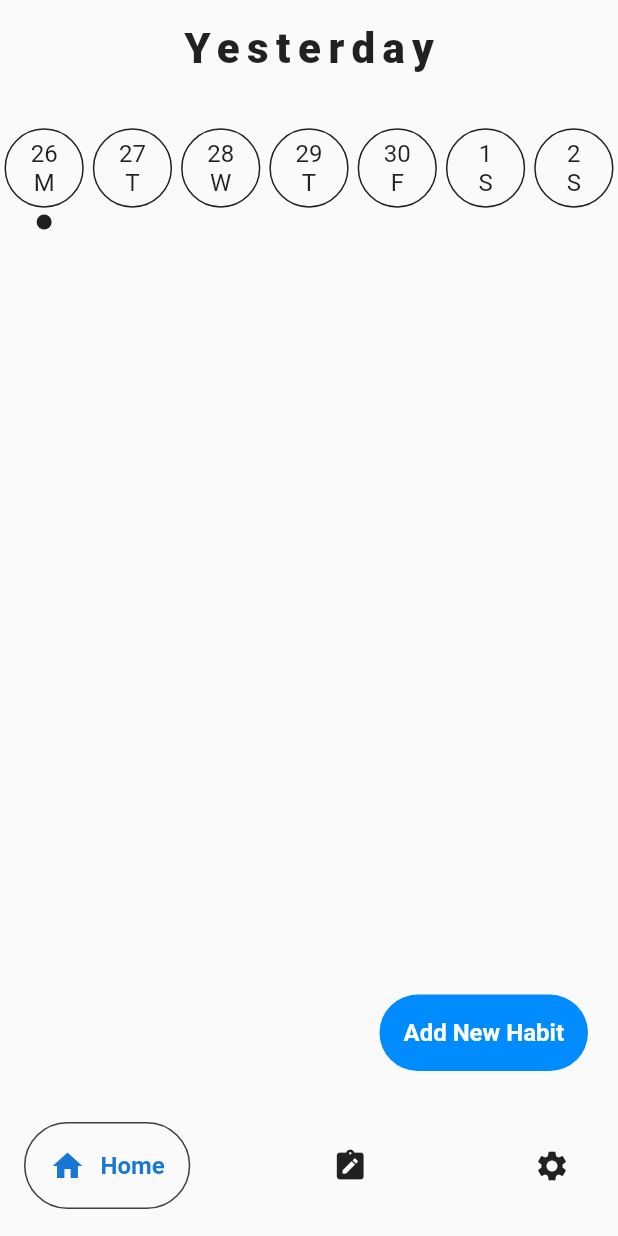
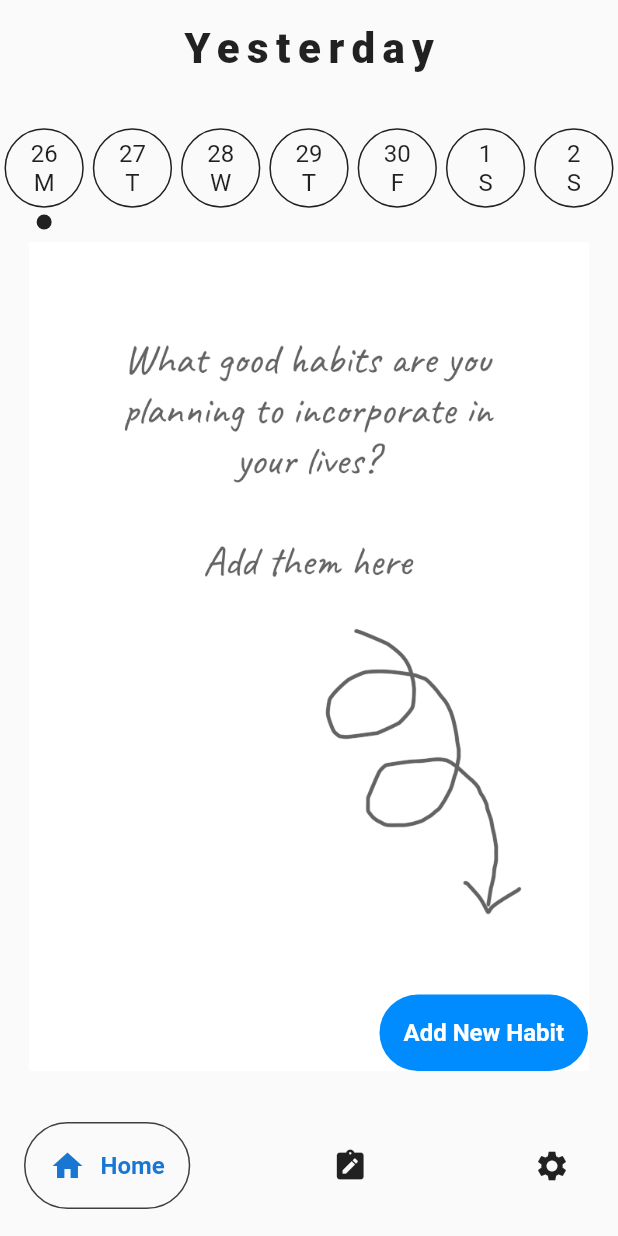
Before and after one commit to arpit-batra/HABIT_TRACKER, a Flutter app: the screen it shows after launch, after a tap on an icon or button, on a phone screen of 412 x 824 dp. Run offline on Flutter 3.47's test engine with Material 2 defaults, Android fonts, the phone set to English and light mode, and no system bars; drawn by our look-alikes of google_nav_bar; our stand-ins replace equatable, flutter_bloc, flutter_colorpicker, font_awesome_flutter, hydrated_bloc; missing offline and left inert: flutter_iconpicker, json_theme.

Commit message:
final touches, icons added, locked potrait mode et

```diff
--- a/lib/main.dart
+++ b/lib/main.dart
@@ -1,4 +1,5 @@
 import 'package:flutter/material.dart';
+import 'package:flutter/services.dart';
 import 'package:habit_tracker/bloc/habits_list/habits_list_bloc.dart';
 import 'package:habit_tracker/bloc/records_list/records_list_bloc.dart';
 import 'package:habit_tracker/screens/home_screen.dart';
@@ -13,6 +14,7 @@ void main() async {
   final appDirectory = await getApplicationDocumentsDirectory();
   HydratedBloc.storage =
       await HydratedStorage.build(storageDirectory: appDirectory);
+  SystemChrome.setPreferredOrientations([DeviceOrientation.portraitUp]);
   runApp(const MyApp());
 }
 
--- a/lib/theme/bloc/theme_bloc.dart
+++ b/lib/theme/bloc/theme_bloc.dart
@@ -21,9 +21,9 @@ final ThemeState initialTheme = ThemeState(
         letterSpacing: 5,
       ),
       titleSmall: TextStyle(
-        fontSize: 14,
+        fontSize: 12,
         fontWeight: FontWeight.w800,
-        letterSpacing: 4,
+        letterSpacing: 1,
       ),
       bodyMedium: TextStyle(fontSize: 16),
       labelMedium: TextStyle(
@@ -77,9 +77,9 @@ class ThemeBloc extends HydratedBloc<ThemeEvent, ThemeState> {
                   letterSpacing: 5,
                   color: Colors.white),
               titleSmall: TextStyle(
-                  fontSize: 14,
+                  fontSize: 12,
                   fontWeight: FontWeight.w800,
-                  letterSpacing: 4,
+                  letterSpacing: 1,
                   color: Colors.white),
               bodyMedium: TextStyle(fontSize: 16, color: Colors.white),
               labelMedium: TextStyle(
@@ -122,9 +122,9 @@ class ThemeBloc extends HydratedBloc<ThemeEvent, ThemeState> {
                   letterSpacing: 5,
                   color: Colors.black),
               titleSmall: TextStyle(
-                  fontSize: 14,
+                  fontSize: 12,
                   fontWeight: FontWeight.w800,
-                  letterSpacing: 4,
+                  letterSpacing: 1,
                   color: Colors.black),
               labelMedium: TextStyle(
                 color: Colors.white,
--- a/lib/widgets/home_tab/habits_list_view.dart
+++ b/lib/widgets/home_tab/habits_list_view.dart
@@ -7,6 +7,8 @@ import 'package:habit_tracker/bloc/records_list/records_list_state.dart';
 import 'package:habit_tracker/bloc/selected_date/selected_date_bloc.dart';
 import 'package:habit_tracker/bloc/selected_date/selected_date_state.dart';
 import 'package:habit_tracker/helper/date_helper.dart';
+import 'package:habit_tracker/theme/bloc/theme_bloc.dart';
+import 'package:habit_tracker/theme/bloc/theme_state.dart';
 import 'package:habit_tracker/widgets/home_tab/habit_box.dart';
 
 class HabitsListView extends StatelessWidget {
@@ -23,6 +25,22 @@ class HabitsListView extends StatelessWidget {
             //finding records for the selected date
             final todaysRecords = recordListState.recordList.where(
                 (element) => element.date == selectedDateState.selectedDate);
+            if (habitsListState.habits.where((habit) {
+              return DateHelper.isDateABetweenBAndC(
+                      selectedDateState.selectedDate,
+                      habit.startDate,
+                      habit.endDate) ||
+                  selectedDateState.selectedDate == habit.startDate;
+            }).isEmpty) {
+              return BlocBuilder<ThemeBloc, ThemeState>(
+                  builder: (context, state) {
+                if (state.isNightMode) {
+                  return Image.asset('assets/EmptyHabitsDark.png');
+                } else {
+                  return Image.asset('assets/EmptyHabits.png');
+                }
+              });
+            } else {
               return ListView.builder(
                 itemBuilder: (ctx, index) {
                   final habit = habitsListState.habits[index];
@@ -48,6 +66,7 @@ class HabitsListView extends StatelessWidget {
                 },
                 itemCount: habitsListState.habits.length,
               );
+            }
           });
         });
       },
--- a/lib/widgets/settings_tab/night_mode_picker.dart
+++ b/lib/widgets/settings_tab/night_mode_picker.dart
@@ -23,7 +23,7 @@ class NightModePicker extends StatelessWidget {
                           padding: const EdgeInsets.all(16.0),
                           child: Text(
                             "Night Mode",
-                            style: Theme.of(context).textTheme.titleSmall,
+                            style: Theme.of(context).textTheme.titleMedium,
                           ),
                         ),
                         GestureDetector(
```
Also changed, not shown: lib/helper/icons_collection.dart (added, +81 -0 lines), lib/widgets/home_tab/habit_box.dart (+27 -3 lines), lib/widgets/new_habit_form/icon_selector.dart (+13 -23 lines), lib/widgets/tracker_tab/habit_selector.dart (+8 -0 lines), pubspec.yaml (+7 -4 lines), assets/EmptyHabits.png (added), assets/EmptyHabitsDark.png (added), pubspec.lock. Lines whose indentation alone changed are shown as unchanged.
